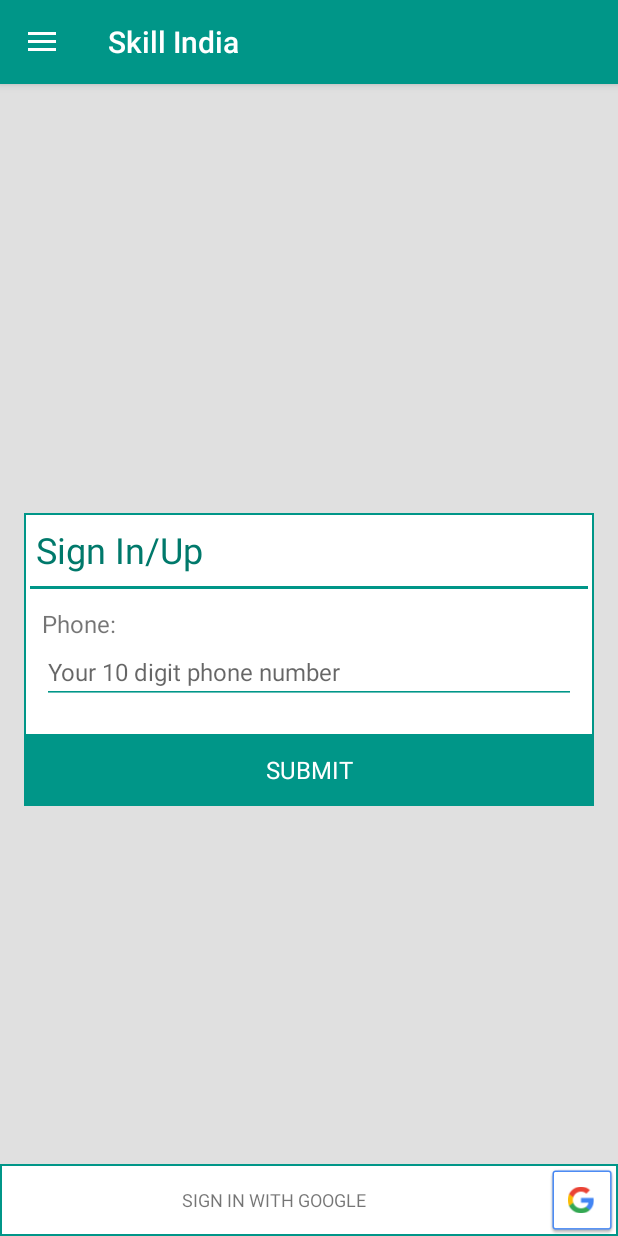
After one commit to vivekcrux/Skill-India-App, an Android app: the fragment AccountsFragment placed in its activity, on a phone screen of 412 x 824 dp. The commit adds this screen. Run offline under Robolectric (Android 15) with nearby library versions, the phone set to English and light mode, and no system bars.

Commit message:
Accounts Page UI created

```diff
--- a/Android App/app/build.gradle
+++ b/Android App/app/build.gradle
@@ -24,9 +24,15 @@
     implementation 'com.android.support.constraint:constraint-layout:1.0.2'
     implementation 'com.android.support:design:26.1.0'
     implementation 'com.android.support:cardview-v7:26.1.0'
+    implementation 'com.google.firebase:firebase-auth:11.0.4'
+    implementation 'com.android.support:support-v4:26.1.0'
     testImplementation 'junit:junit:4.12'
     androidTestImplementation 'com.android.support.test:runner:1.0.1'
     androidTestImplementation 'com.android.support.test.espresso:espresso-core:3.0.1'
     implementation files('libs/YouTubeAndroidPlayerApi.jar')
     compile 'pl.droidsonroids.gif:android-gif-drawable:1.2.8'
 }
+
+
+
+apply plugin: 'com.google.gms.google-services'
--- /dev/null
+++ b/Android App/app/src/main/java/co/ardulous/skillindia/AccountsFragment.java
@@ -0,0 +1,29 @@
+package co.ardulous.skillindia;
+
+
+import android.os.Bundle;
+import android.support.v4.app.Fragment;
+import android.view.LayoutInflater;
+import android.view.View;
+import android.view.ViewGroup;
+
+
+/**
+ * A simple {@link Fragment} subclass.
+ */
+public class AccountsFragment extends Fragment {
+
+
+    public AccountsFragment() {
+        // Required empty public constructor
+    }
+
+
+    @Override
+    public View onCreateView(LayoutInflater inflater, ViewGroup container,
+                             Bundle savedInstanceState) {
+        // Inflate the layout for this fragment
+        return inflater.inflate(R.layout.fragment_accounts, container, false);
+    }
+
+}
--- a/Android App/app/src/main/java/co/ardulous/skillindia/PanelActivity.java
+++ b/Android App/app/src/main/java/co/ardulous/skillindia/PanelActivity.java
@@ -65,6 +65,7 @@
                 break;
 
             case R.id.login:
+                getSupportFragmentManager().beginTransaction().replace(R.id.fragContainer, new AccountsFragment()).commit();
                 break;
 
             case R.id.tender:
--- /dev/null
+++ b/Android App/app/src/main/res/drawable/border.xml
@@ -0,0 +1,5 @@
+<?xml version="1.0" encoding="utf-8"?>
+<shape xmlns:android="http://schemas.android.com/apk/res/android" android:shape="rectangle" >
+    <solid android:color="@android:color/white" />
+    <stroke android:width="1dip" android:color="@color/colorPrimary"/>
+</shape>
--- /dev/null
+++ b/Android App/app/src/main/res/layout/fragment_accounts.xml
@@ -0,0 +1,97 @@
+<RelativeLayout xmlns:android="http://schemas.android.com/apk/res/android"
+    xmlns:app="http://schemas.android.com/apk/res-auto"
+    xmlns:tools="http://schemas.android.com/tools"
+    android:layout_width="match_parent"
+    android:layout_height="match_parent"
+    android:background="#E0E0E0"
+    android:orientation="vertical"
+    tools:context="co.ardulous.skillindia.AccountsFragment">
+
+    <LinearLayout
+        android:layout_width="match_parent"
+        android:layout_height="wrap_content"
+        android:layout_centerVertical="true"
+        android:layout_marginLeft="16dp"
+        android:layout_marginRight="16dp"
+        android:layout_marginTop="32dp"
+        android:background="@drawable/border"
+
+        android:orientation="vertical">
+
+        <LinearLayout
+            android:layout_width="match_parent"
+            android:layout_height="wrap_content"
+            android:orientation="vertical"
+            android:padding="4dp">
+
+            <TextView
+                android:layout_width="match_parent"
+                android:layout_height="wrap_content"
+                android:padding="4dp"
+                android:text="Sign In/Up"
+                android:textColor="@color/colorPrimaryDark"
+                android:textSize="24sp" />
+
+            <ImageView
+                android:layout_width="match_parent"
+                android:layout_height="2dp"
+                android:layout_marginBottom="4dp"
+                android:layout_marginTop="4dp"
+                android:background="@color/colorPrimary" />
+
+            <LinearLayout
+                android:layout_width="match_parent"
+                android:layout_height="wrap_content"
+                android:orientation="vertical"
+                android:padding="8dp">
+
+                <TextView
+                    android:layout_width="match_parent"
+                    android:layout_height="wrap_content"
+                    android:text="Phone:"
+                    android:textSize="16sp" />
+
+                <EditText
+                    android:backgroundTint="@color/colorPrimary"
+                    android:layout_width="match_parent"
+                    android:layout_height="wrap_content"
+                    android:layout_marginBottom="8dp"
+                    android:hint="Your 10 digit phone number"
+                    android:textColor="#616161"
+                    android:textSize="16sp" />
+            </LinearLayout>
+        </LinearLayout>
+        <TextView
+            android:layout_width="match_parent"
+            android:layout_height="48dp"
+            android:gravity="center_vertical"
+            android:background="@color/colorPrimary"
+            android:padding="8dp"
+            android:textColor="#ffffff"
+            android:text="Submit"
+            android:textSize="16sp"
+            android:textAlignment="center"
+            android:textAllCaps="true"/>
+    </LinearLayout>
+    <LinearLayout
+        android:layout_width="match_parent"
+        android:layout_height="wrap_content"
+        android:layout_alignParentBottom="true"
+        android:background="@drawable/border"
+        android:orientation="horizontal">
+        <TextView
+            android:layout_width="0dp"
+            android:layout_weight="1"
+            android:layout_height="48dp"
+            android:gravity="center_vertical"
+            android:text="Sign In with Google"
+            android:textAllCaps="true"
+            android:padding="8dp"
+            android:textAlignment="center"
+            android:textSize="12sp"/>
+        <ImageView
+            android:layout_width="48dp"
+            android:src="@drawable/common_google_signin_btn_icon_dark_normal"
+            android:layout_height="match_parent" />
+    </LinearLayout>
+</RelativeLayout>
--- a/Android App/build.gradle
+++ b/Android App/build.gradle
@@ -13,6 +13,7 @@
 
         // NOTE: Do not place your application dependencies here; they belong
         // in the individual module build.gradle files
+        classpath 'com.google.gms:google-services:3.1.0'
     }
 }
 
```
Also changed, not shown: 24 other files.
